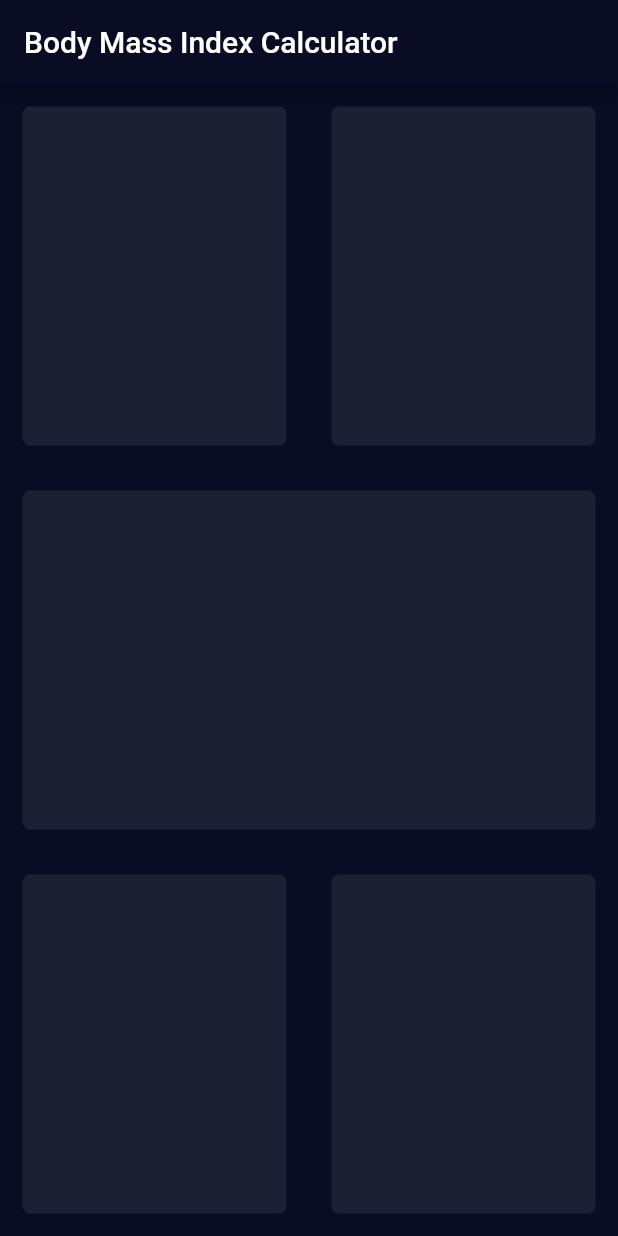
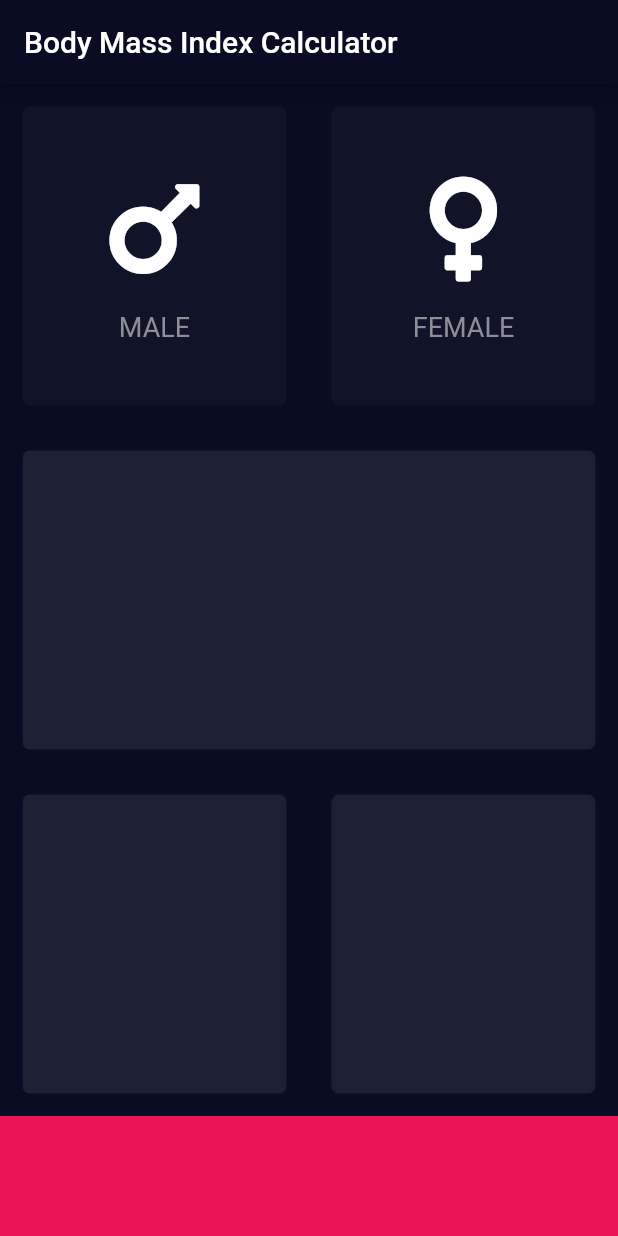
Before and after one commit to TheBeachLab/BMI-calc, a Flutter app: the screen it shows after launch, on a phone screen of 412 x 824 dp. Run offline on Flutter 3.47's test engine with Material 2 defaults, Android fonts, the light colour scheme and no system bars; our stand-ins replace font_awesome_flutter.

Commit message:
male and female UI working

```diff
--- /dev/null
+++ b/lib/card_content.dart
@@ -0,0 +1,30 @@
+import 'package:flutter/material.dart';
+
+// Reusable card content
+class cardContent extends StatelessWidget {
+  final String cardText; // text property
+  final IconData cardIcon; // icon property
+  cardContent(
+      {@required this.cardIcon, @required this.cardText}); // constructor
+
+  @override
+  Widget build(BuildContext context) {
+    return Column(
+      mainAxisAlignment: MainAxisAlignment.center,
+      children: <Widget>[
+        Icon(
+          cardIcon,
+          size: 80.0,
+        ),
+        SizedBox(height: 15.0),
+        Text(
+          cardText,
+          style: TextStyle(
+            fontSize: 18.0,
+            color: Color(0xFF8D8E98),
+          ),
+        )
+      ],
+    );
+  }
+}
--- /dev/null
+++ b/lib/card_widget.dart
@@ -0,0 +1,21 @@
+import 'package:flutter/material.dart';
+
+// Reusable card widget
+class MyCard extends StatelessWidget {
+  final Color tone; // tone property of my card
+  final Widget cardChild; // content property of the card
+
+  MyCard({@required this.tone, this.cardChild}); // constructor with properties
+
+  @override
+  Widget build(BuildContext context) {
+    return Container(
+      child: cardChild,
+      margin: EdgeInsets.all(15),
+      decoration: BoxDecoration(
+        borderRadius: BorderRadius.circular(5),
+        color: tone,
+      ),
+    );
+  }
+}
--- a/lib/input.dart
+++ b/lib/input.dart
@@ -1,6 +1,14 @@
 import 'package:flutter/cupertino.dart';
 import 'package:flutter/material.dart';
 import 'package:flutter/painting.dart';
+import 'package:font_awesome_flutter/font_awesome_flutter.dart';
+import 'card_content.dart';
+import 'card_widget.dart';
+
+const bottomContainerHeight = 80.0;
+const activeColor = Color(0xff1D1F33);
+const inactiveColor = Color(0xFF111328);
+const bottomColor = Color(0xFFEB1555);
 
 class InputPage extends StatefulWidget {
   @override
@@ -8,6 +16,31 @@ class InputPage extends StatefulWidget {
 }
 
 class _InputPageState extends State<InputPage> {
+  // 1 male = 0 , female = 0
+  void changeCardColor(int gender) {
+    if (gender == 1) {
+      if (maleCardColor == inactiveColor) {
+        maleCardColor = activeColor;
+        femaleCardColor = inactiveColor;
+      } else {
+        maleCardColor = activeColor;
+        femaleCardColor = inactiveColor;
+      }
+      ;
+    } else {
+      if (femaleCardColor == inactiveColor) {
+        maleCardColor = inactiveColor;
+        femaleCardColor = activeColor;
+      } else {
+        maleCardColor = inactiveColor;
+        femaleCardColor = activeColor;
+      }
+    }
+  }
+
+  Color maleCardColor = inactiveColor;
+  Color femaleCardColor = inactiveColor;
+
   @override
   Widget build(BuildContext context) {
     return Scaffold(
@@ -19,39 +52,57 @@ class _InputPageState extends State<InputPage> {
             Expanded(
               child: Row(
                 children: <Widget>[
-                  MyCard(tone: Color(0xff1D1F33)),
-                  MyCard(tone: Color(0xff1D1F33)),
+                  Expanded(
+                    child: GestureDetector(
+                      onTap: () {
+                        print('Male pressed');
+                        setState(() {
+                          changeCardColor(1);
+                        });
+                      },
+                      child: MyCard(
+                        tone: maleCardColor,
+                        cardChild: cardContent(
+                          cardIcon: FontAwesomeIcons.mars,
+                          cardText: 'MALE',
+                        ),
+                      ),
+                    ),
+                  ),
+                  Expanded(
+                    child: GestureDetector(
+                      onTap: () {
+                        print('Female pressed');
+                        setState(() {
+                          changeCardColor(0);
+                        });
+                      },
+                      child: MyCard(
+                        tone: femaleCardColor,
+                        cardChild: cardContent(
+                            cardIcon: FontAwesomeIcons.venus,
+                            cardText: 'FEMALE'),
+                      ),
+                    ),
+                  ),
                 ],
               ),
             ),
-            MyCard(tone: Color(0xff1D1F33)),
+            Expanded(child: MyCard(tone: activeColor)),
             Expanded(
               child: Row(
                 children: <Widget>[
-                  MyCard(tone: Color(0xff1D1F33)),
-                  MyCard(tone: Color(0xff1D1F33)),
+                  Expanded(child: MyCard(tone: activeColor)),
+                  Expanded(child: MyCard(tone: activeColor)),
                 ],
               ),
             ),
+            Container(
+              height: bottomContainerHeight,
+              width: double.infinity,
+              color: bottomColor,
+            )
           ],
         ));
   }
 }
-
-class MyCard extends StatelessWidget {
-  final Color tone; // property of my card
-  MyCard({@required this.tone}); // constructor with required property
-
-  @override
-  Widget build(BuildContext context) {
-    return Expanded(
-      child: Container(
-        margin: EdgeInsets.all(15),
-        decoration: BoxDecoration(
-          borderRadius: BorderRadius.circular(5),
-          color: tone,
-        ),
-      ),
-    );
-  }
-}
--- a/pubspec.yaml
+++ b/pubspec.yaml
@@ -23,6 +23,8 @@ dependencies:
   # The following adds the Cupertino Icons font to your application.
   # Use with the CupertinoIcons class for iOS style icons.
   cupertino_icons: ^0.1.2
+  font_awesome_flutter: ^8.5.0
+
 
 dev_dependencies:
   flutter_test:
```
Also changed, not shown: pubspec.lock.
